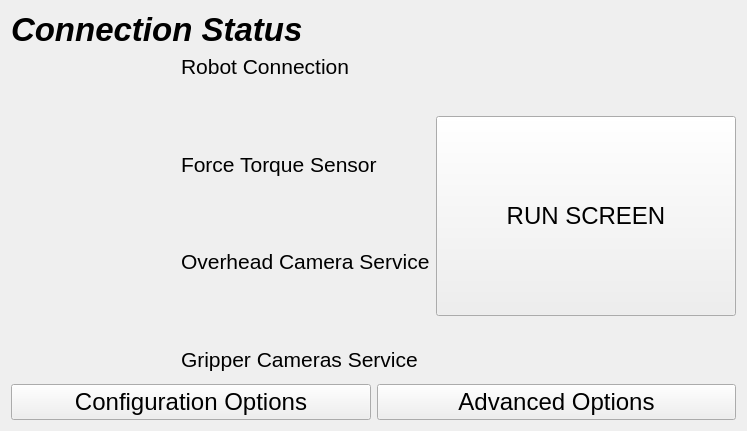
Qt form resource/welcomeconnectionscreen.ui (rpiRobotics/rpi_arm_composites_manufacturing_gui) before a commit.
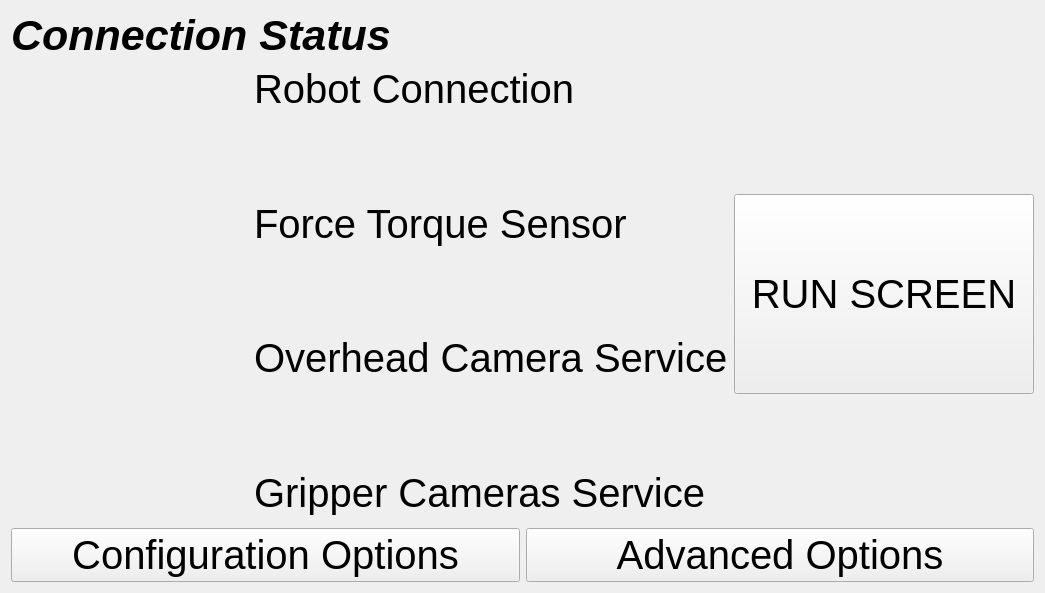
The same form after that commit. Icons and pictures are not drawn.

```diff
--- a/resource/welcomeconnectionscreen.ui
+++ b/resource/welcomeconnectionscreen.ui
@@ -6,8 +6,8 @@
    <rect>
     <x>0</x>
     <y>0</y>
-    <width>747</width>
-    <height>431</height>
+    <width>1045</width>
+    <height>593</height>
    </rect>
   </property>
   <property name="windowTitle">
@@ -20,7 +20,7 @@
       <widget class="QLabel" name="label_3">
        <property name="font">
         <font>
-         <pointsize>16</pointsize>
+         <pointsize>30</pointsize>
         </font>
        </property>
        <property name="text">
@@ -58,7 +58,7 @@
       <widget class="QLabel" name="label_4">
        <property name="font">
         <font>
-         <pointsize>16</pointsize>
+         <pointsize>30</pointsize>
         </font>
        </property>
        <property name="text">
@@ -70,7 +70,7 @@
       <widget class="QLabel" name="label_2">
        <property name="font">
         <font>
-         <pointsize>16</pointsize>
+         <pointsize>30</pointsize>
         </font>
        </property>
        <property name="text">
@@ -95,7 +95,7 @@
       <widget class="QLabel" name="label_5">
        <property name="font">
         <font>
-         <pointsize>16</pointsize>
+         <pointsize>30</pointsize>
         </font>
        </property>
        <property name="text">
@@ -133,7 +133,7 @@
      </property>
      <property name="font">
       <font>
-       <pointsize>18</pointsize>
+       <pointsize>30</pointsize>
       </font>
      </property>
      <property name="layoutDirection">
@@ -163,7 +163,7 @@
       <widget class="QPushButton" name="openConfig">
        <property name="font">
         <font>
-         <pointsize>18</pointsize>
+         <pointsize>30</pointsize>
         </font>
        </property>
        <property name="text">
@@ -185,7 +185,7 @@
       <widget class="QPushButton" name="openAdvancedOptions">
        <property name="font">
         <font>
-         <pointsize>18</pointsize>
+         <pointsize>30</pointsize>
         </font>
        </property>
        <property name="text">
@@ -209,7 +209,7 @@
     <widget class="QLabel" name="label">
      <property name="font">
       <font>
-       <pointsize>25</pointsize>
+       <pointsize>32</pointsize>
        <weight>75</weight>
        <italic>true</italic>
        <bold>true</bold>
```
Left out of the diff: 56 changed lines with no effect on the pictures.
